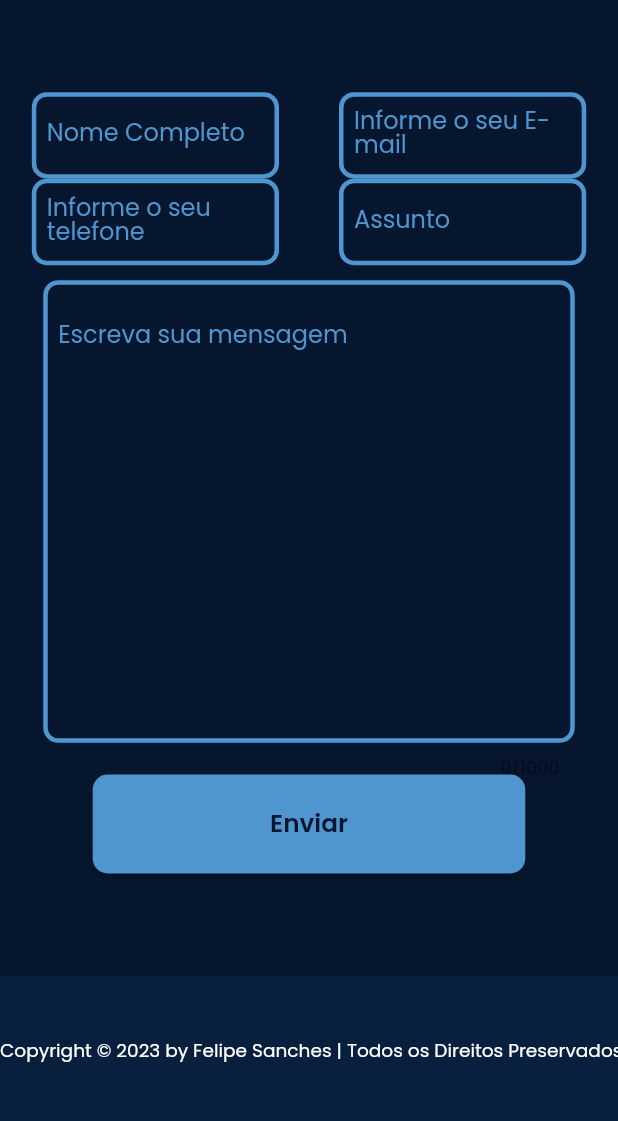
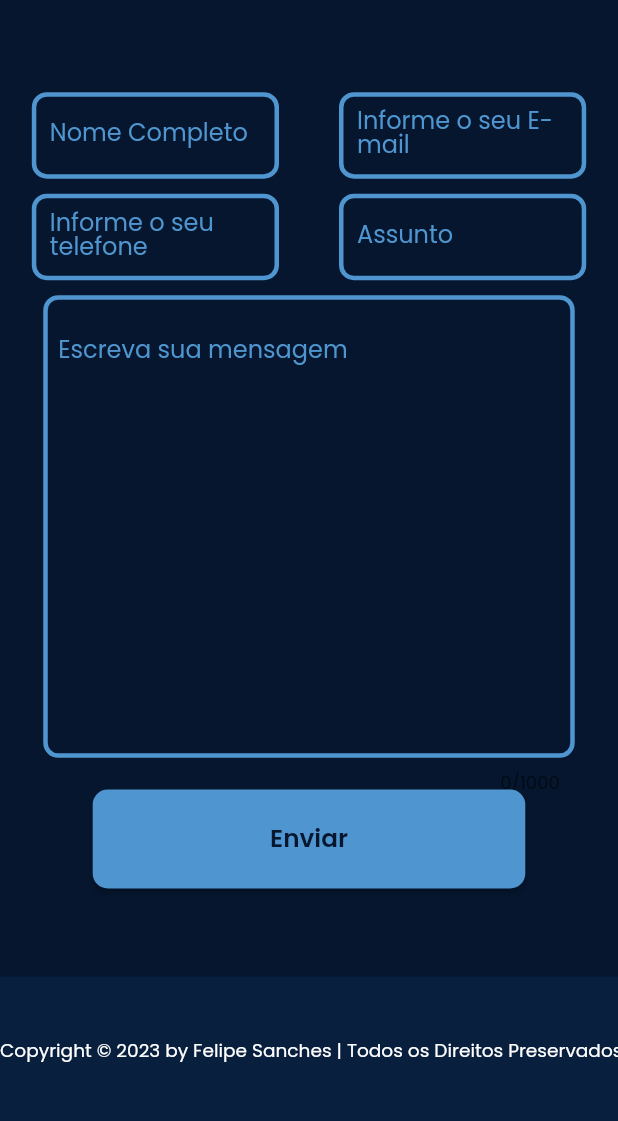
Before and after one commit to FelipeSBG14/-portfolio-fluter, a Flutter app: the screen it shows after launch, scrolled down 3107 dp, on a phone screen of 412 x 824 dp, the part 112-1233 px from its top. Run offline on Flutter 3.47's test engine with Material 2 defaults, Android fonts, the phone set to English and light mode, and no system bars; our stand-ins replace animated_text_kit, carousel_slider, flutter_vector_icons, google_fonts, timeline_tile, top_snackbar_flutter; missing offline and left inert: validatorless.

Commit message:
arrumando envio de email mobile

```diff
--- a/lib/modules/home/sections/contact_section.dart
+++ b/lib/modules/home/sections/contact_section.dart
@@ -113,11 +113,35 @@ class _ContactSectionState extends State<ContactSection> {
                   child: Row(
                     mainAxisAlignment: MainAxisAlignment.center,
                     children: [
-                      InformationsFormField(
-                        controller: fullNameEC,
-                        label: 'Nome Completo',
-                        validator: Validatorless.required(
-                            'Você precisa informar o seu nome'),
+                      SizedBox(
+                        width: MediaQuery.of(context).size.width * 0.4,
+                        child: TextFormField(
+                          validator: Validatorless.required(
+                              'Você precisa informar o seu nome'),
+                          controller: fullNameEC,
+                          decoration: InputDecoration(
+                            label: const Text(
+                              'Nome Completo',
+                              style: TextStyle(color: AppColors.secColor),
+                            ),
+                            border: OutlineInputBorder(
+                              borderSide: const BorderSide(
+                                  color: AppColors.secColor, width: 3),
+                              borderRadius: BorderRadius.circular(10),
+                            ),
+                            enabledBorder: OutlineInputBorder(
+                              borderRadius: BorderRadius.circular(10),
+                              borderSide: const BorderSide(
+                                  color: AppColors.secColor, width: 3),
+                            ),
+                            focusedBorder: OutlineInputBorder(
+                              borderRadius: BorderRadius.circular(10),
+                              borderSide: const BorderSide(
+                                  color: AppColors.secColor, width: 3),
+                            ),
+                          ),
+                          style: const TextStyle(color: AppColors.secColor),
+                        ),
                       ),
                       const SizedBox(
                         width: 40,
@@ -132,8 +156,6 @@ class _ContactSectionState extends State<ContactSection> {
                           ]),
                           controller: emailAddressEC,
                           decoration: InputDecoration(
-                            contentPadding: const EdgeInsets.symmetric(
-                                vertical: 25.0, horizontal: 10.0),
                             label: const Text(
                               'Informe o seu E-mail',
                               style: TextStyle(color: AppColors.secColor),
@@ -160,6 +182,9 @@ class _ContactSectionState extends State<ContactSection> {
                     ],
                   ),
                 ),
+                const SizedBox(
+                  height: 10,
+                ),
                 SizedBox(
                   height: MediaQuery.of(context).size.height * 0.07,
                   width: MediaQuery.of(context).size.width * 1,
@@ -175,9 +200,8 @@ class _ContactSectionState extends State<ContactSection> {
                             Validatorless.number('Isso não é um número'),
                           ]),
                           controller: numberEC,
+                          maxLines: 1,
                           decoration: InputDecoration(
-                            contentPadding: const EdgeInsets.symmetric(
-                                vertical: 25.0, horizontal: 10.0),
                             label: const Text(
                               'Informe o seu telefone',
                               style: TextStyle(color: AppColors.secColor),
@@ -204,11 +228,35 @@ class _ContactSectionState extends State<ContactSection> {
                       const SizedBox(
                         width: 40,
                       ),
-                      InformationsFormField(
-                        controller: subjectEC,
-                        label: 'Assunto',
-                        validator: Validatorless.required(
-                            'Informe o assunto da conversa'),
+                      SizedBox(
+                        width: MediaQuery.of(context).size.width * 0.4,
+                        child: TextFormField(
+                          validator: Validatorless.required(
+                              'Informe o assunto da conversa'),
+                          controller: subjectEC,
+                          decoration: InputDecoration(
+                            label: const Text(
+                              'Assunto',
+                              style: TextStyle(color: AppColors.secColor),
+                            ),
+                            border: OutlineInputBorder(
+                              borderSide: const BorderSide(
+                                  color: AppColors.secColor, width: 3),
+                              borderRadius: BorderRadius.circular(10),
+                            ),
+                            enabledBorder: OutlineInputBorder(
+                              borderRadius: BorderRadius.circular(10),
+                              borderSide: const BorderSide(
+                                  color: AppColors.secColor, width: 3),
+                            ),
+                            focusedBorder: OutlineInputBorder(
+                              borderRadius: BorderRadius.circular(10),
+                              borderSide: const BorderSide(
+                                  color: AppColors.secColor, width: 3),
+                            ),
+                          ),
+                          style: const TextStyle(color: AppColors.secColor),
+                        ),
                       ),
                     ],
                   ),
@@ -229,10 +277,37 @@ class _ContactSectionState extends State<ContactSection> {
                   height: MediaQuery.of(context).size.height * 0.080,
                   width: MediaQuery.of(context).size.width * 0.7,
                   child: ElevatedButton(
-                      onPressed: () {
+                      onPressed: () async {
                         final valid = formKey.currentState?.validate() ?? false;
                         if (valid) {
-                          submit(context);
+                          setState(() => isLoading = true);
+                          await sendEmail(
+                            fullNameEC.text,
+                            emailAddressEC.text,
+                            subjectEC.text,
+                            messageEC.text,
+                            numberEC.text,
+                          ).onError((error, stackTrace) {
+                            showTopSnackBar(
+                              Overlay.of(context)!,
+                              CustomSnackBar.error(
+                                message: error.toString(),
+                              ),
+                            );
+                            setState(() => isLoading = false);
+                          });
+                          setState(() => isLoading = false);
+                          showTopSnackBar(
+                            Overlay.of(context)!,
+                            const CustomSnackBar.success(
+                              message: 'Email enviado !',
+                            ),
+                          );
+                          fullNameEC.clear();
+                          emailAddressEC.clear();
+                          numberEC.clear();
+                          subjectEC.clear();
+                          messageEC.clear();
                         }
                       },
                       child: isLoading
```
Also changed, not shown: 3 other files.
